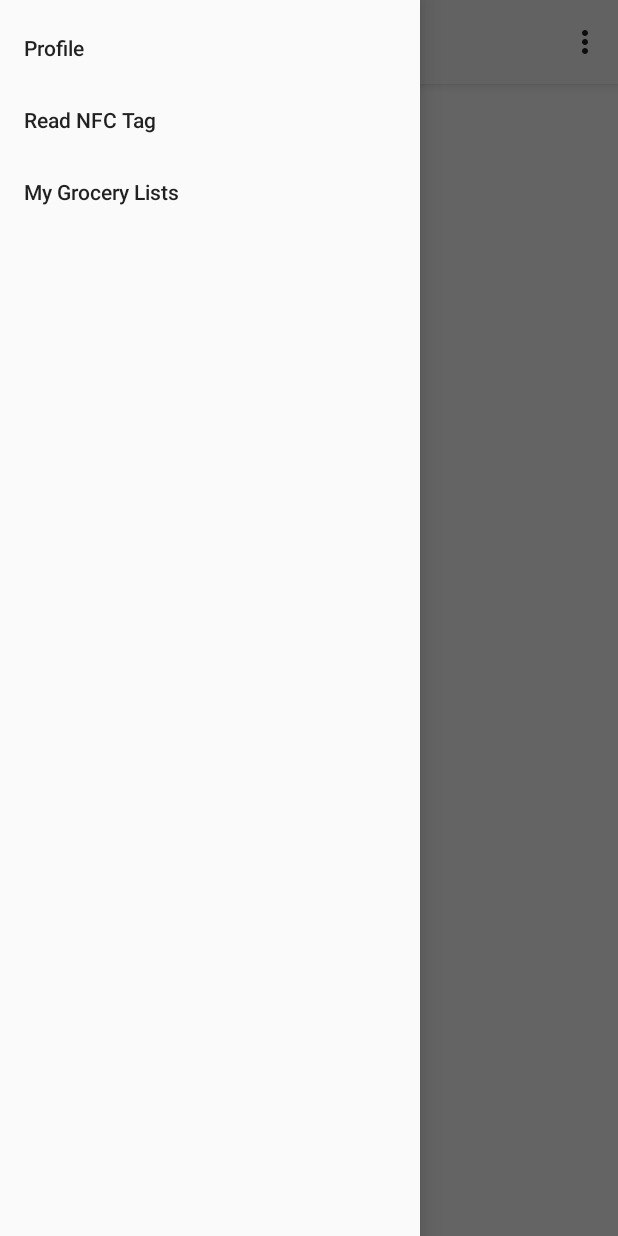
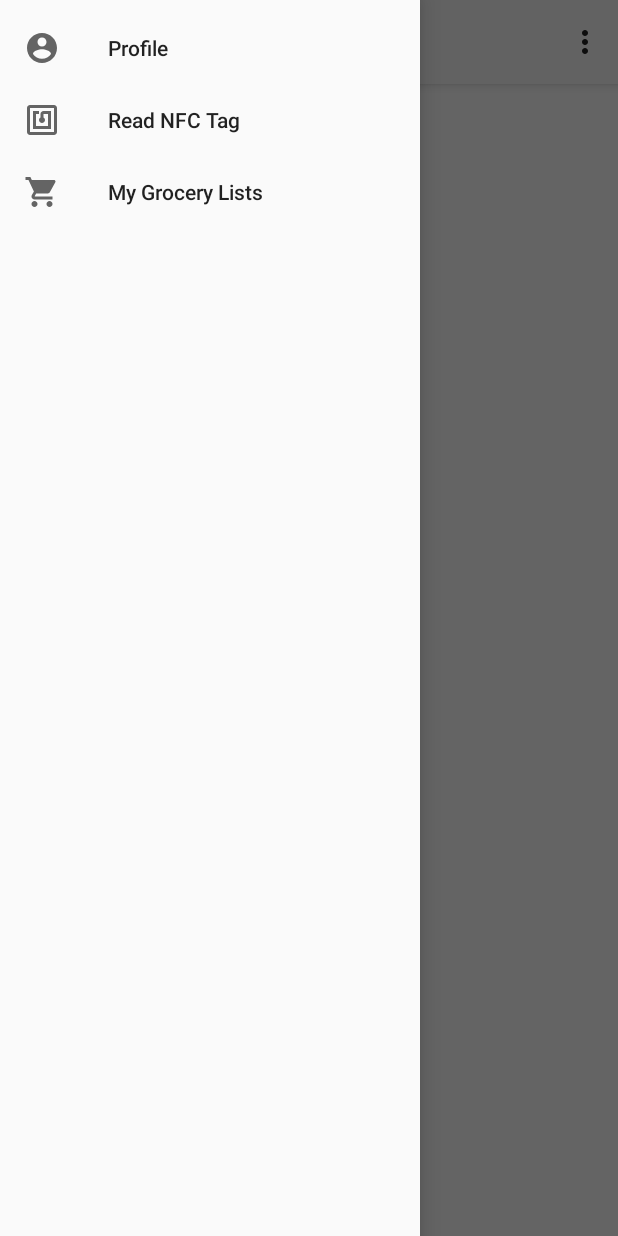
Before and after one commit to SupriyaGadigone/AndroidSYSC4907, an Android app: the screen it shows after launch (MainActivity), with the side drawer open, on a phone screen of 412 x 824 dp. Run offline under Robolectric (Android 15) with nearby library versions, the phone set to English and light mode, and no system bars.

Commit message:
menu icons

```diff
--- a/app/src/main/java/com/example/supriyagadigone/androidsysc4907/BaseActivity.java
+++ b/app/src/main/java/com/example/supriyagadigone/androidsysc4907/BaseActivity.java
@@ -140,6 +140,6 @@ public class BaseActivity extends AppCompatActivity {
 //            return true;
 //        }
 
-        return super.onOptionsItemSelected(item);
+        return super.onOptionsItemSelected(item) ;
     }
 }
--- /dev/null
+++ b/app/src/main/res/drawable/ic_account_circle_black_24dp.xml
@@ -0,0 +1,9 @@
+<vector xmlns:android="http://schemas.android.com/apk/res/android"
+        android:width="24dp"
+        android:height="24dp"
+        android:viewportWidth="24.0"
+        android:viewportHeight="24.0">
+    <path
+        android:fillColor="#FF000000"
+        android:pathData="M12,2C6.48,2 2,6.48 2,12s4.48,10 10,10 10,-4.48 10,-10S17.52,2 12,2zM12,5c1.66,0 3,1.34 3,3s-1.34,3 -3,3 -3,-1.34 -3,-3 1.34,-3 3,-3zM12,19.2c-2.5,0 -4.71,-1.28 -6,-3.22 0.03,-1.99 4,-3.08 6,-3.08 1.99,0 5.97,1.09 6,3.08 -1.29,1.94 -3.5,3.22 -6,3.22z"/>
+</vector>
--- /dev/null
+++ b/app/src/main/res/drawable/ic_nfc_black_24dp.xml
@@ -0,0 +1,9 @@
+<vector xmlns:android="http://schemas.android.com/apk/res/android"
+        android:width="24dp"
+        android:height="24dp"
+        android:viewportWidth="24.0"
+        android:viewportHeight="24.0">
+    <path
+        android:fillColor="#FF000000"
+        android:pathData="M20,2L4,2c-1.1,0 -2,0.9 -2,2v16c0,1.1 0.9,2 2,2h16c1.1,0 2,-0.9 2,-2L22,4c0,-1.1 -0.9,-2 -2,-2zM20,20L4,20L4,4h16v16zM18,6h-5c-1.1,0 -2,0.9 -2,2v2.28c-0.6,0.35 -1,0.98 -1,1.72 0,1.1 0.9,2 2,2s2,-0.9 2,-2c0,-0.74 -0.4,-1.38 -1,-1.72L13,8h3v8L8,16L8,8h2L10,6L6,6v12h12L18,6z"/>
+</vector>
--- /dev/null
+++ b/app/src/main/res/drawable/ic_shopping_cart_black_24dp.xml
@@ -0,0 +1,9 @@
+<vector xmlns:android="http://schemas.android.com/apk/res/android"
+        android:width="24dp"
+        android:height="24dp"
+        android:viewportWidth="24.0"
+        android:viewportHeight="24.0">
+    <path
+        android:fillColor="#FF000000"
+        android:pathData="M7,18c-1.1,0 -1.99,0.9 -1.99,2S5.9,22 7,22s2,-0.9 2,-2 -0.9,-2 -2,-2zM1,2v2h2l3.6,7.59 -1.35,2.45c-0.16,0.28 -0.25,0.61 -0.25,0.96 0,1.1 0.9,2 2,2h12v-2L7.42,15c-0.14,0 -0.25,-0.11 -0.25,-0.25l0.03,-0.12 0.9,-1.63h7.45c0.75,0 1.41,-0.41 1.75,-1.03l3.58,-6.49c0.08,-0.14 0.12,-0.31 0.12,-0.48 0,-0.55 -0.45,-1 -1,-1L5.21,4l-0.94,-2L1,2zM17,18c-1.1,0 -1.99,0.9 -1.99,2s0.89,2 1.99,2 2,-0.9 2,-2 -0.9,-2 -2,-2z"/>
+</vector>
--- a/app/src/main/res/layout/drawer_layout.xml
+++ b/app/src/main/res/layout/drawer_layout.xml
@@ -2,11 +2,11 @@
 <!-- Use DrawerLayout as root container for activity -->
 <android.support.v4.widget.DrawerLayout xmlns:android="http://schemas.android.com/apk/res/android"
     xmlns:app="http://schemas.android.com/apk/res-auto"
+    xmlns:tools="http://schemas.android.com/tools"
     android:id="@+id/drawer_layout"
     android:layout_width="match_parent"
     android:layout_height="match_parent"
     android:fitsSystemWindows="true">
-
 
     <!-- Layout to contain contents of main body of screen (drawer will slide over this) -->
     <FrameLayout
--- a/app/src/main/res/menu/drawer_contents.xml
+++ b/app/src/main/res/menu/drawer_contents.xml
@@ -2,10 +2,13 @@
 <menu xmlns:android="http://schemas.android.com/apk/res/android">
 
     <item android:id="@+id/profile"
+        android:icon="@drawable/ic_account_circle_black_24dp"
         android:title="Profile"/>
     <item android:id="@+id/read_nfc"
+        android:icon="@drawable/ic_nfc_black_24dp"
         android:title="Read NFC Tag"/>
     <item android:id="@+id/grocery"
+        android:icon="@drawable/ic_shopping_cart_black_24dp"
         android:title="My Grocery Lists"/>
 
 </menu>
```
Also changed, not shown: app/src/main/profile-web.png (added).
